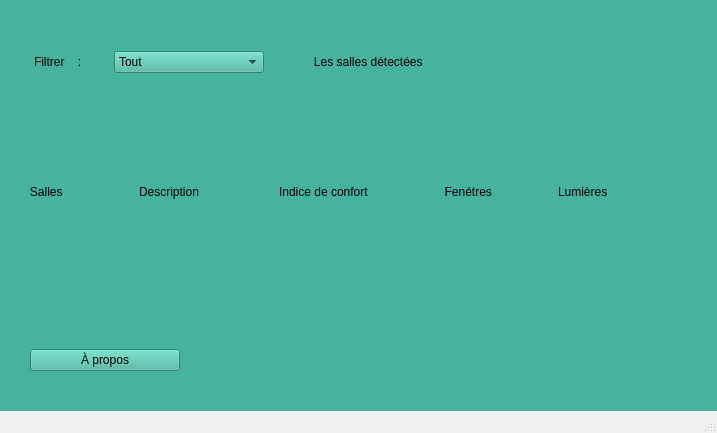
bts-lasalle-avignon-projets/eco-classroom-2022, file eco-classroom/ihmecoclassroom.ui: the form before one commit.
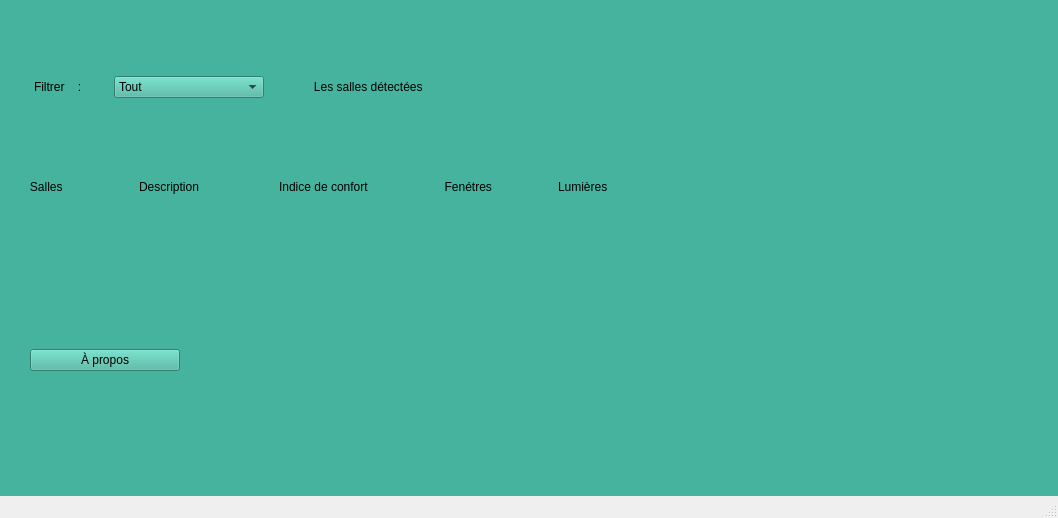
The form after the commit.

Patch:
```diff
--- a/eco-classroom/ihmecoclassroom.ui
+++ b/eco-classroom/ihmecoclassroom.ui
@@ -6,8 +6,8 @@
    <rect>
     <x>0</x>
     <y>0</y>
-    <width>717</width>
-    <height>433</height>
+    <width>1058</width>
+    <height>518</height>
    </rect>
   </property>
   <property name="windowTitle">
@@ -27,6 +27,22 @@
      </rect>
     </property>
     <layout class="QVBoxLayout" name="principalLayout">
+     <item>
+      <spacer name="verticalSpacer_2">
+       <property name="orientation">
+        <enum>Qt::Vertical</enum>
+       </property>
+       <property name="sizeType">
+        <enum>QSizePolicy::Minimum</enum>
+       </property>
+       <property name="sizeHint" stdset="0">
+        <size>
+         <width>20</width>
+         <height>40</height>
+        </size>
+       </property>
+      </spacer>
+     </item>
      <item>
       <layout class="QVBoxLayout" name="hautLayout_2">
        <item>
@@ -149,6 +165,22 @@
        </item>
       </layout>
      </item>
+     <item>
+      <spacer name="verticalSpacer">
+       <property name="orientation">
+        <enum>Qt::Vertical</enum>
+       </property>
+       <property name="sizeType">
+        <enum>QSizePolicy::Ignored</enum>
+       </property>
+       <property name="sizeHint" stdset="0">
+        <size>
+         <width>20</width>
+         <height>20</height>
+        </size>
+       </property>
+      </spacer>
+     </item>
      <item>
       <layout class="QVBoxLayout" name="basLayout">
        <property name="leftMargin">
```
Left out of the diff: 2 changed lines with no effect on the pictures.
